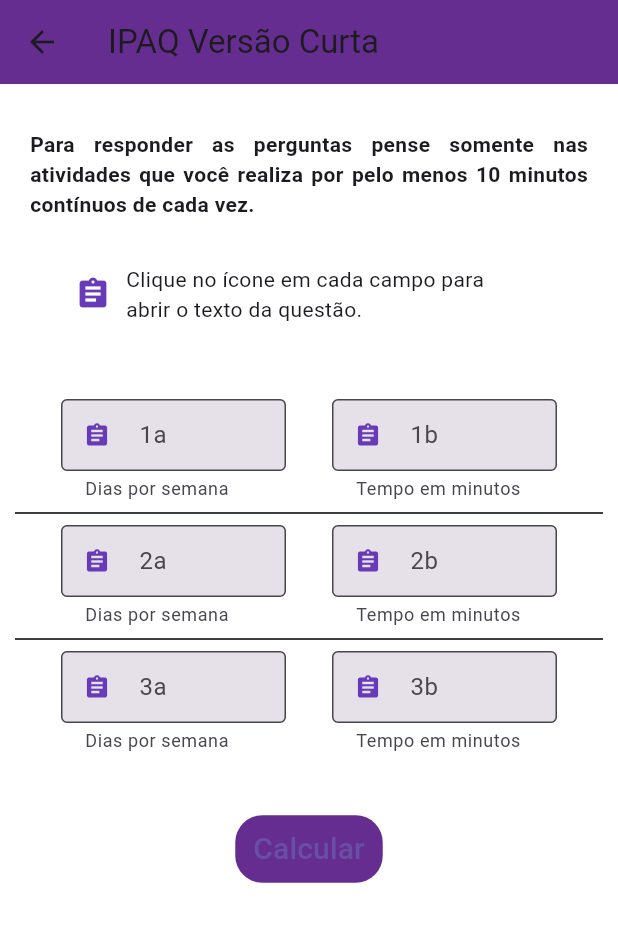
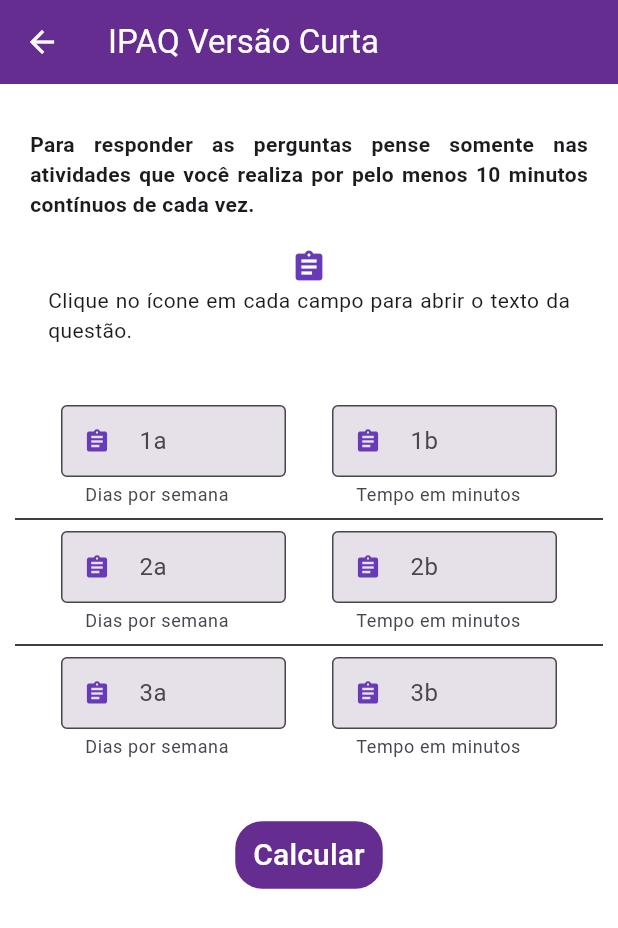
Before and after one commit to luiz-henrique-ag/sindrome-metabolica, a Flutter app: the IpaqScreen screen opened by its route, on a phone screen of 412 x 824 dp. Shown: the top 928 px of the screen. Run offline on Flutter 3.47's test engine with Material 3 defaults, Android fonts, the phone set to English and light mode, and no system bars; our stand-ins replace sqflite; accounts and stored records are empty; Roboto replaces fonts that are missing (Poppins).

Commit message:
alteracoes finais

```diff
--- a/lib/screens/ipaq_screen.dart
+++ b/lib/screens/ipaq_screen.dart
@@ -55,9 +55,12 @@ class _IpaqScreenState extends State<IpaqScreen> {
       child: Scaffold(
           backgroundColor: Colors.transparent,
           appBar: AppBar(
-            title: const Text('IPAQ Versão Curta'),
+            title: const Text('IPAQ Versão Curta', style: TextStyle(fontFamily: "Poppins", color: Colors.white)),
             bottomOpacity: 0.8,
             backgroundColor: const Color(0xFF662D91),
+            iconTheme: const IconThemeData(
+              color: Colors.white
+            ),
           ),
           body: SingleChildScrollView(
             child: Padding(
@@ -78,17 +81,19 @@ class _IpaqScreenState extends State<IpaqScreen> {
                       ),
                       const Padding(
                         padding: EdgeInsets.only(
-                            top: 10, right: 40, left: 40, bottom: 40),
-                        child: Row(
+                            top: 10, right: 20, left: 20, bottom: 40),
+                        child: Column(
                           children: [
                             Icon(
                               Icons.assignment,
                               color: Colors.deepPurple,
                             ),
                             Padding(
-                              padding: EdgeInsets.all(10),
+                              padding: EdgeInsets.symmetric(horizontal: 2.0),
                               child: Text(
-                                  'Clique no ícone em cada campo para \nabrir o texto da questão.'),
+                                'Clique no ícone em cada campo para abrir o texto da questão.',
+                                textAlign: TextAlign.justify
+                              ),
                             )
                           ],
                         ),
@@ -410,7 +415,9 @@ class _IpaqScreenState extends State<IpaqScreen> {
                                                 content: const Text(
                                                     "Nos dias em que você fez essas atividades vigorosas por pelo menos 10 "
                                                     "minutos contínuos quanto tempo no total você gastou fazendo essas atividades "
-                                                    "por dia? "),
+                                                    "por dia? ",
+                                                    overflow: TextOverflow.clip,
+                                                    ),
                                                 actions: <Widget>[
                                                   TextButton(
                                                     child: const Text('Ok'),
@@ -506,7 +513,10 @@ class _IpaqScreenState extends State<IpaqScreen> {
                           },
                           child: const Text(
                             'Calcular',
-                            style: TextStyle(fontSize: 20),
+                            style: TextStyle(
+                              fontSize: 20,
+                              color: Colors.white
+                            ),
                           ),
                         ),
                       ),
--- a/lib/screens/rsm_screen.dart
+++ b/lib/screens/rsm_screen.dart
@@ -66,7 +66,7 @@ class RsmScreen extends StatelessWidget {
                               );
                             }).toList()),
                       ),
-                      Row(
+                      Wrap(
                         children: [
                           const Text('Prática de Atividade Física:'),
                           TextButton.icon(
--- a/lib/widgets/navigation_bottom_bar.dart
+++ b/lib/widgets/navigation_bottom_bar.dart
@@ -50,8 +50,7 @@ class _NavigationBottomBarState extends State<NavigationBottomBar> {
         ),
       ],
       selectedFontSize: 12,
-      selectedLabelStyle:
-          const TextStyle(color: Color(0xFFCC33CC), fontSize: 12),
+      selectedLabelStyle: const TextStyle(color: Color(0xFFCC33CC), fontSize: 12),
     );
   }
 }
```
Also changed, not shown: lib/screens/bri_screen.dart (+16 -3 lines), lib/screens/iav_screen.dart (+17 -2 lines).
